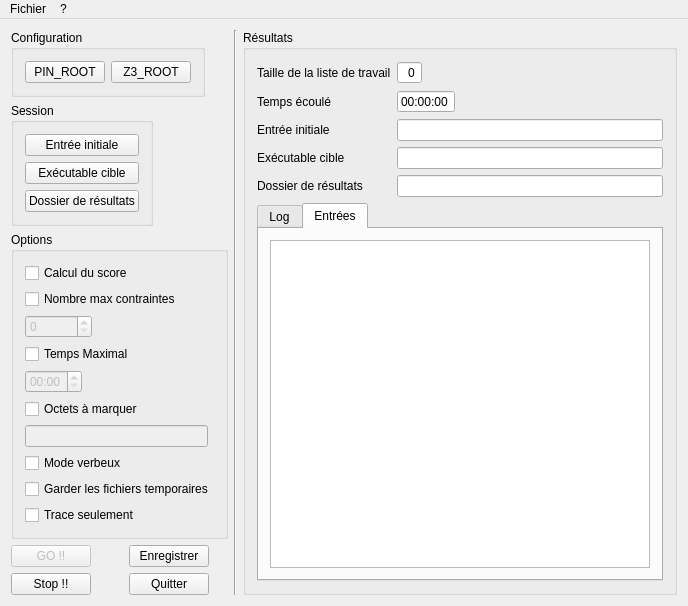
Old version of the form FUZZWIN_GUI/fuzzwin_gui.ui in the repository piscou/FuzzWin.
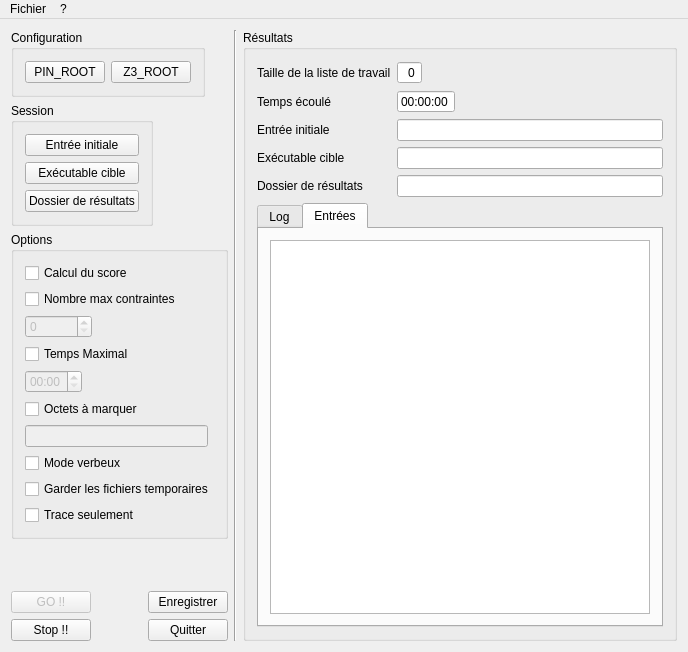
New version of the form.

Commit message:
GUI : fin de la modélisation
Reste la connexion à FuzzWin (ligne de commande) à réaliser

What changed in the file:
```diff
--- a/FUZZWIN_GUI/fuzzwin_gui.ui
+++ b/FUZZWIN_GUI/fuzzwin_gui.ui
@@ -33,7 +33,14 @@
     </sizepolicy>
    </property>
    <layout class="QGridLayout" name="gridLayout">
-    <item row="0" column="0" colspan="2">
+    <item row="0" column="3" rowspan="6">
+     <widget class="Line" name="Vline">
+      <property name="orientation">
+       <enum>Qt::Vertical</enum>
+      </property>
+     </widget>
+    </item>
+    <item row="0" column="0" colspan="3">
      <widget class="QGroupBox" name="GUI_groupConfiguration">
       <property name="sizePolicy">
        <sizepolicy hsizetype="Fixed" vsizetype="Fixed">
@@ -68,14 +75,7 @@
       </layout>
      </widget>
     </item>
-    <item row="0" column="2" rowspan="5">
-     <widget class="Line" name="Vline">
-      <property name="orientation">
-       <enum>Qt::Vertical</enum>
-      </property>
-     </widget>
-    </item>
-    <item row="1" column="0" colspan="2">
+    <item row="1" column="0" colspan="3">
      <widget class="QGroupBox" name="GUI_groupSession">
       <property name="sizePolicy">
        <sizepolicy hsizetype="Fixed" vsizetype="Fixed">
@@ -111,7 +111,7 @@
       </layout>
      </widget>
     </item>
-    <item row="2" column="0" colspan="2">
+    <item row="2" column="0" colspan="3">
      <widget class="QGroupBox" name="GUI_groupOptions">
       <property name="sizePolicy">
        <sizepolicy hsizetype="Fixed" vsizetype="Fixed">
@@ -214,68 +214,7 @@
       </layout>
      </widget>
     </item>
-    <item row="3" column="0">
-     <widget class="QPushButton" name="GUI_startButton">
-      <property name="enabled">
-       <bool>false</bool>
-      </property>
-      <property name="sizePolicy">
-       <sizepolicy hsizetype="Fixed" vsizetype="Fixed">
-        <horstretch>0</horstretch>
-        <verstretch>0</verstretch>
-       </sizepolicy>
-      </property>
-      <property name="text">
-       <string>GO !!</string>
-      </property>
-      <property name="default">
-       <bool>false</bool>
-      </property>
-      <property name="flat">
-       <bool>false</bool>
-      </property>
-     </widget>
-    </item>
-    <item row="3" column="1">
-     <widget class="QPushButton" name="GUI_saveButton">
-      <property name="sizePolicy">
-       <sizepolicy hsizetype="Fixed" vsizetype="Fixed">
-        <horstretch>0</horstretch>
-        <verstretch>0</verstretch>
-       </sizepolicy>
-      </property>
-      <property name="text">
-       <string>Enregistrer</string>
-      </property>
-     </widget>
-    </item>
-    <item row="4" column="0">
-     <widget class="QPushButton" name="GUI_stopButton">
-      <property name="sizePolicy">
-       <sizepolicy hsizetype="Fixed" vsizetype="Fixed">
-        <horstretch>0</horstretch>
-        <verstretch>0</verstretch>
-       </sizepolicy>
-      </property>
-      <property name="text">
-       <string>Stop !!</string>
-      </property>
-     </widget>
-    </item>
-    <item row="4" column="1">
-     <widget class="QPushButton" name="GUI_quitButton">
-      <property name="sizePolicy">
-       <sizepolicy hsizetype="Fixed" vsizetype="Fixed">
-        <horstretch>0</horstretch>
-        <verstretch>0</verstretch>
-       </sizepolicy>
-      </property>
-      <property name="text">
-       <string>Quitter</string>
-      </property>
-     </widget>
-    </item>
-    <item row="0" column="3" rowspan="5">
+    <item row="0" column="4" rowspan="6">
      <widget class="QGroupBox" name="GUI_groupResultats">
       <property name="sizePolicy">
        <sizepolicy hsizetype="Minimum" vsizetype="Preferred">
@@ -479,6 +418,80 @@
       </layout>
      </widget>
     </item>
+    <item row="5" column="0">
+     <widget class="QPushButton" name="GUI_stopButton">
+      <property name="sizePolicy">
+       <sizepolicy hsizetype="Fixed" vsizetype="Fixed">
+        <horstretch>0</horstretch>
+        <verstretch>0</verstretch>
+       </sizepolicy>
+      </property>
+      <property name="text">
+       <string>Stop !!</string>
+      </property>
+     </widget>
+    </item>
+    <item row="5" column="2">
+     <widget class="QPushButton" name="GUI_quitButton">
+      <property name="sizePolicy">
+       <sizepolicy hsizetype="Fixed" vsizetype="Fixed">
+        <horstretch>0</horstretch>
+        <verstretch>0</verstretch>
+       </sizepolicy>
+      </property>
+      <property name="text">
+       <string>Quitter</string>
+      </property>
+     </widget>
+    </item>
+    <item row="3" column="1">
+     <spacer name="verticalSpacer">
+      <property name="orientation">
+       <enum>Qt::Vertical</enum>
+      </property>
+      <property name="sizeHint" stdset="0">
+       <size>
+        <width>20</width>
+        <height>40</height>
+       </size>
+      </property>
+     </spacer>
+    </item>
+    <item row="4" column="0">
+     <widget class="QPushButton" name="GUI_startButton">
+      <property name="enabled">
+       <bool>false</bool>
+      </property>
+      <property name="sizePolicy">
+       <sizepolicy hsizetype="Fixed" vsizetype="Fixed">
+        <horstretch>0</horstretch>
+        <verstretch>0</verstretch>
+       </sizepolicy>
+      </property>
+      <property name="text">
+       <string>GO !!</string>
+      </property>
+      <property name="default">
+       <bool>false</bool>
+      </property>
+      <property name="flat">
+       <bool>false</bool>
+      </property>
+     </widget>
+    </item>
+    <item row="4" column="2">
+     <widget class="QPushButton" name="GUI_saveButton">
+      <property name="sizePolicy">
+       <sizepolicy hsizetype="Fixed" vsizetype="Fixed">
+        <horstretch>0</horstretch>
+        <verstretch>0</verstretch>
+       </sizepolicy>
+      </property>
+      <property name="text">
+       <string>Enregistrer</string>
+      </property>
+     </widget>
+    </item>
    </layout>
   </widget>
   <widget class="QMenuBar" name="menuBar">
```
The commit also changes 4 other files.
